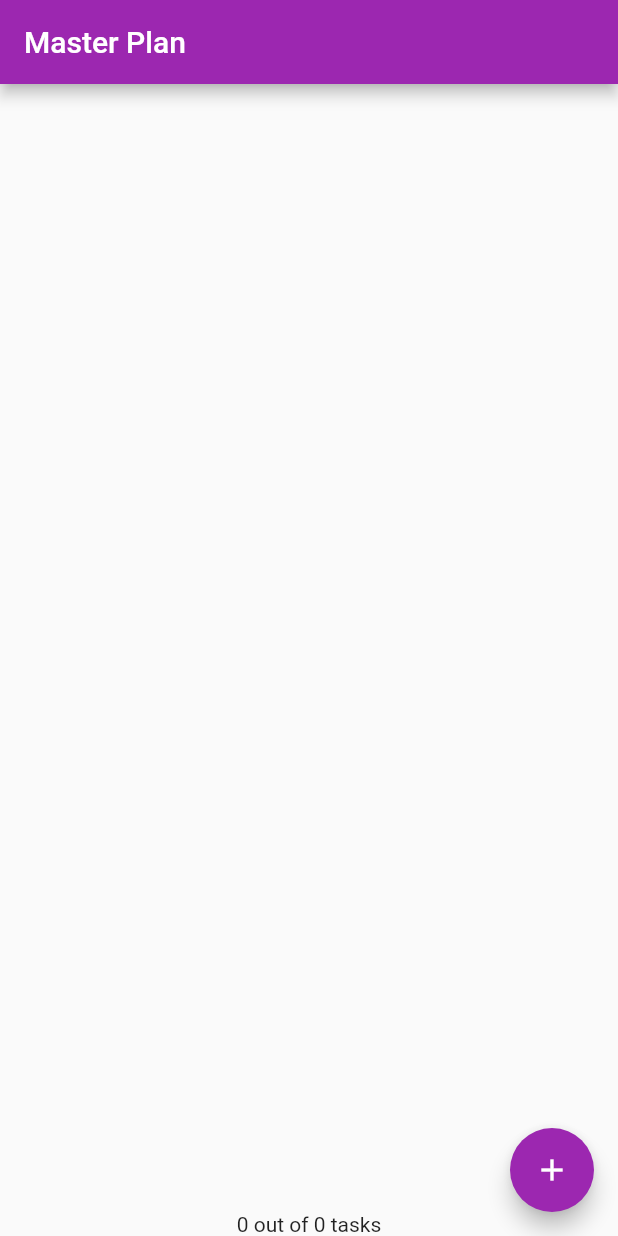
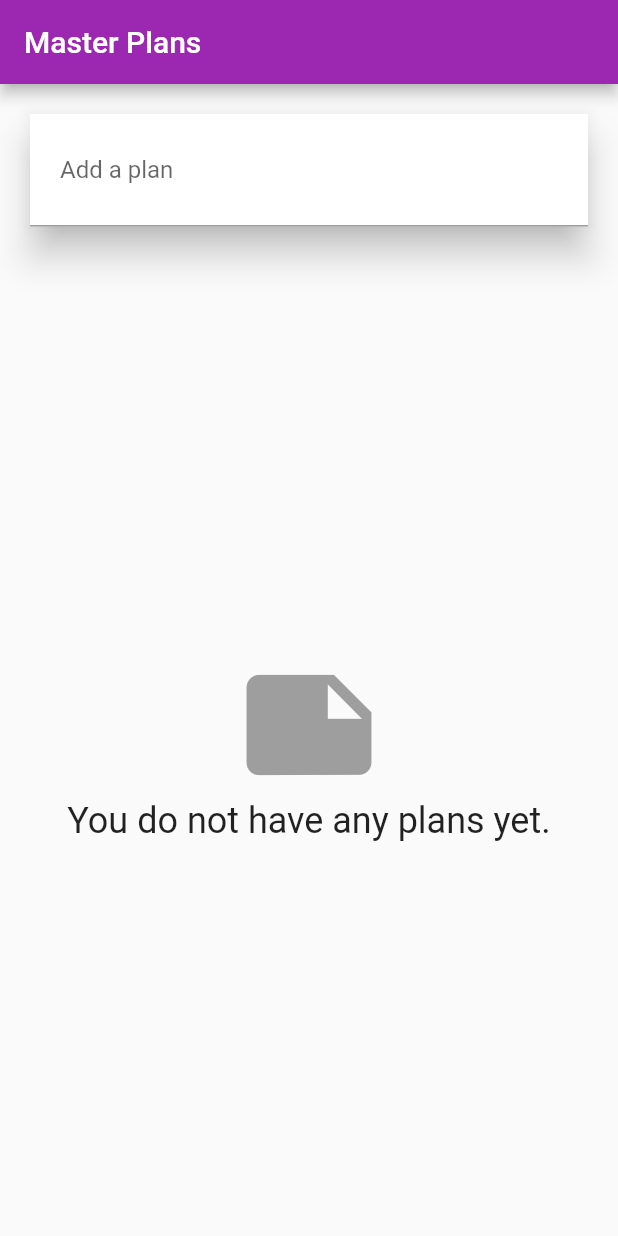
Before and after one commit to PacktPublishing/Flutter-Cookbook, a Flutter app: the screen it shows after launch, on a phone screen of 412 x 824 dp. Run offline on Flutter 3.47's test engine with Material 2 defaults, Android fonts, the phone set to English and light mode, and no system bars.

Commit message:
added controller and made items deletable

```diff
--- /dev/null
+++ b/05-Basic-State-Management/master_plan/lib/controllers/plan_controller.dart
@@ -0,0 +1,40 @@
+import 'package:master_plan/models/data_layer.dart';
+import 'package:master_plan/models/plan.dart';
+
+class PlanController {
+  final _plans = <Plan>[];
+
+  List<Plan> get plans => List.of(_plans, growable: false);
+
+  void addNewPlan(String name) {
+    name = _checkForDuplicates(_plans.map((plan) => plan.name), name);
+
+    final plan = Plan()..name = name;
+    _plans.add(plan);
+  }
+
+  void deletePlan(Plan plan) {
+    _plans.remove(plan);
+  }
+
+  void createNewTask(Plan plan, String description) {
+    description = _checkForDuplicates(
+        plan.tasks.map((task) => task.description), description);
+
+    final task = Task()..description = description;
+    plan.tasks.add(task);
+  }
+
+  void deleteTask(Plan plan, Task task) {
+    plan.tasks.remove(task);
+  }
+
+  String _checkForDuplicates(Iterable<String> items, text) {
+    final duplicatedCount = items.where(((item) => item.contains(text))).length;
+    if (duplicatedCount > 0) {
+      text += ' ${duplicatedCount + 1}';
+    }
+
+    return text;
+  }
+}
--- a/05-Basic-State-Management/master_plan/lib/main.dart
+++ b/05-Basic-State-Management/master_plan/lib/main.dart
@@ -1,15 +1,17 @@
 import 'package:flutter/material.dart';
 import 'package:master_plan/plan_provider.dart';
-import 'package:master_plan/views/plan_screen.dart';
+import 'package:master_plan/views/plan_creator_screen.dart';
 
 void main() => runApp(MasterPlanApp());
 
 class MasterPlanApp extends StatelessWidget {
   @override
   Widget build(BuildContext context) {
-    return MaterialApp(
-      theme: ThemeData(primarySwatch: Colors.purple),
-      home: PlanProvider(child: PlanScreen()),
+    return PlanProvider(
+      child: MaterialApp(
+        theme: ThemeData(primarySwatch: Colors.purple),
+        home: PlanCreatorScreen(),
+      ),
     );
   }
 }
--- a/05-Basic-State-Management/master_plan/lib/plan_provider.dart
+++ b/05-Basic-State-Management/master_plan/lib/plan_provider.dart
@@ -1,17 +1,17 @@
 import 'package:flutter/material.dart';
-import 'package:master_plan/models/data_layer.dart';
+import 'package:master_plan/controllers/plan_controller.dart';
 
 class PlanProvider extends InheritedWidget {
-  final _plan = Plan();
+  final _controller = PlanController();
 
   PlanProvider({Key key, Widget child}) : super(key: key, child: child);
 
   @override
   bool updateShouldNotify(InheritedWidget oldWidget) => false;
 
-  static Plan of(BuildContext context) {
+  static PlanController of(BuildContext context) {
     final provider =
         context.inheritFromWidgetOfExactType(PlanProvider) as PlanProvider;
-    return provider._plan;
+    return provider._controller;
   }
 }
--- a/05-Basic-State-Management/master_plan/lib/views/plan_creator_screen.dart
+++ b/05-Basic-State-Management/master_plan/lib/views/plan_creator_screen.dart
@@ -1,78 +1,98 @@
-//import 'package:flutter/material.dart';
-//import 'package:master_plan/models/data_layer.dart';
-//import 'package:master_plan/plan_provider.dart';
-//import 'package:master_plan/views/plan_screen.dart';
-//
-//class PlanCreatorScreen extends StatefulWidget {
-//  @override
-//  _PlanCreatorScreenState createState() => _PlanCreatorScreenState();
-//}
-//
-//class _PlanCreatorScreenState extends State<PlanCreatorScreen> {
-//  final textController = TextEditingController();
-//
-//  @override
-//  void dispose() {
-//    textController.dispose();
-//    super.dispose();
-//  }
-//
-//  @override
-//  Widget build(BuildContext context) {
-//    return Scaffold(
-//      appBar: AppBar(
-//        title: Text('Master Plans'),
-//      ),
-//      body: Column(children: <Widget>[
-//        _buildListCreator(),
-//        Expanded(child: _buildMasterPlans())
-//      ]),
-//    );
-//  }
-//
-//  Widget _buildListCreator() {
-//    return Padding(
-//        padding: const EdgeInsets.all(20.0),
-//        child: Material(
-//          color: Theme.of(context).cardColor,
-//          elevation: 10,
-//          child: TextField(
-//              controller: textController,
-//              decoration: InputDecoration(
-//                  labelText: 'Add a plan', contentPadding: EdgeInsets.all(20)),
-//              onEditingComplete: addPlan),
-//        ));
-//  }
-//
-//  Widget _buildMasterPlans() {
-//    final plans = PlanProvider.of(context);
-//
-//    return ListView.builder(
-//        itemCount: plans.length,
-//        itemBuilder: (context, index) {
-//          final plan = plans[index];
-//          return ListTile(
-//              title: Text(plan.name),
-//              subtitle: Text(
-//                  '${plan.completeCount} out of ${plan.tasks.length} tasks'),
-//              onTap: () {
-//                Navigator.of(context).push(MaterialPageRoute(
-//                  builder: (_) => PlanScreen(plan: plan),
-//                ));
-//              });
-//        });
-//  }
-//
-//  void addPlan() {
-//    final text = textController.text;
-//    if (text.isEmpty) {
-//      return;
-//    }
-//
-//    final plan = Plan()..name = text;
-//    PlanProvider.of(context).add(plan);
-//    textController.clear();
-//    FocusScope.of(context).requestFocus(FocusNode());
-//    setState(() {});
-//  }
-//}
+import 'package:flutter/material.dart';
+import 'package:master_plan/plan_provider.dart';
+import 'package:master_plan/views/plan_screen.dart';
+
+class PlanCreatorScreen extends StatefulWidget {
+  @override
+  _PlanCreatorScreenState createState() => _PlanCreatorScreenState();
+}
+
+class _PlanCreatorScreenState extends State<PlanCreatorScreen> {
+  final textController = TextEditingController();
+
+  @override
+  void dispose() {
+    textController.dispose();
+    super.dispose();
+  }
+
+  @override
+  Widget build(BuildContext context) {
+    return Scaffold(
+      appBar: AppBar(
+        title: Text('Master Plans'),
+      ),
+      body: Column(children: <Widget>[
+        _buildListCreator(),
+        Expanded(child: _buildMasterPlans())
+      ]),
+    );
+  }
+
+  Widget _buildListCreator() {
+    return Padding(
+        padding: const EdgeInsets.all(20.0),
+        child: Material(
+          color: Theme.of(context).cardColor,
+          elevation: 10,
+          child: TextField(
+              controller: textController,
+              decoration: InputDecoration(
+                  labelText: 'Add a plan', contentPadding: EdgeInsets.all(20)),
+              onEditingComplete: addPlan),
+        ));
+  }
+
+  Widget _buildMasterPlans() {
+    final plans = PlanProvider.of(context).plans;
+
+    if (plans.isEmpty) {
+      return Column(
+          mainAxisAlignment: MainAxisAlignment.center,
+          children: <Widget>[
+            Icon(Icons.note, size: 100, color: Colors.grey),
+            Text('You do not have any plans yet.',
+                style: Theme.of(context).textTheme.headline)
+          ]);
+    }
+
+    return ListView.builder(
+        itemCount: plans.length,
+        itemBuilder: (context, index) {
+          final plan = plans[index];
+          return Dismissible(
+            key: ValueKey(plan),
+            background: Container(
+              color: Colors.red,
+            ),
+            direction: DismissDirection.endToStart,
+            onDismissed: (_) {
+              final controller = PlanProvider.of(context);
+              controller.deletePlan(plan);
+              setState(() {});
+            },
+            child: ListTile(
+                title: Text(plan.name),
+                subtitle: Text(plan.completenessMessage),
+                onTap: () {
+                  Navigator.of(context).push(MaterialPageRoute(
+                      builder: (_) => PlanScreen(plan: plan)));
+                }),
+          );
+        });
+  }
+
+  void addPlan() {
+    final text = textController.text;
+    if (text.isEmpty) {
+      return;
+    }
+
+    final controller = PlanProvider.of(context);
+    controller.addNewPlan(text);
+
+    textController.clear();
+    FocusScope.of(context).requestFocus(FocusNode());
+    setState(() {});
+  }
+}
```
Also changed, not shown: 05-Basic-State-Management/master_plan/lib/views/plan_screen.dart (+20 -6 lines).
